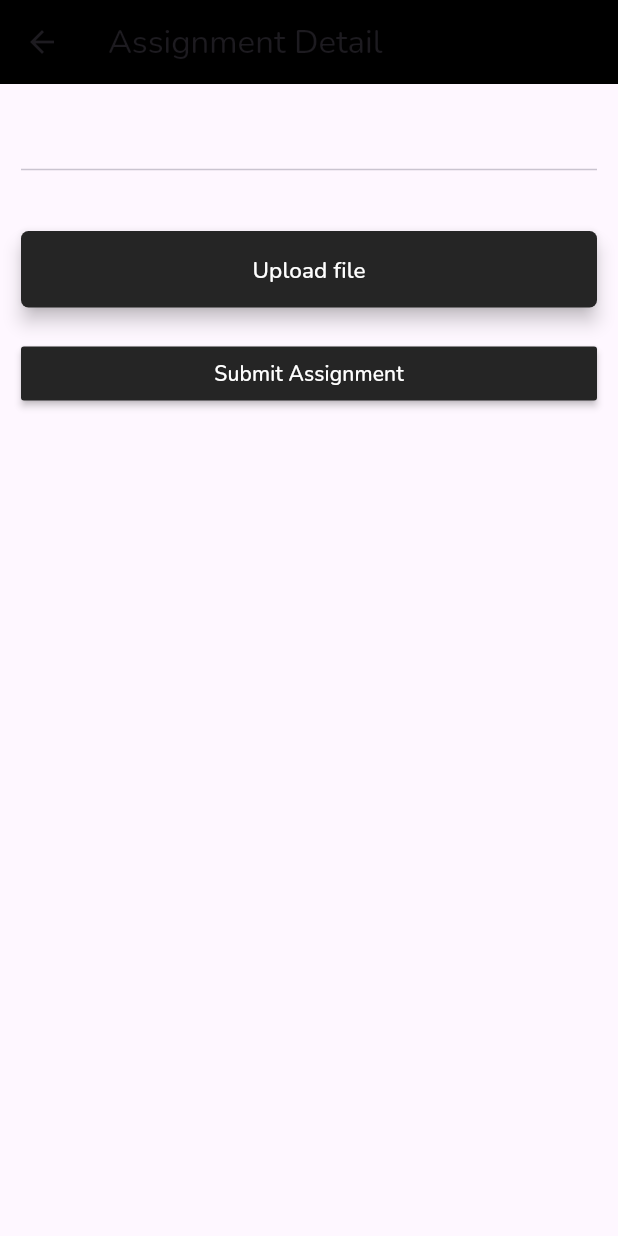
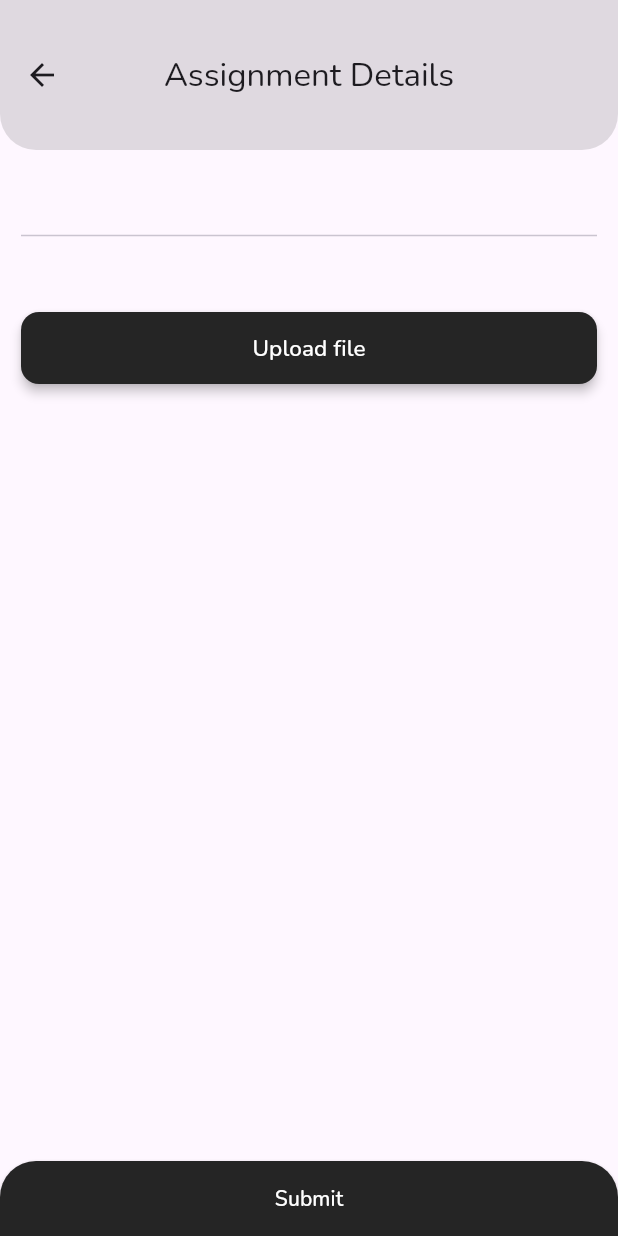
Before and after one commit to MogaPreet/CollegeManagement, a Flutter app: the ShowAssignments screen opened directly with empty values, on a phone screen of 412 x 824 dp. Run offline on Flutter 3.47's test engine with Material 3 defaults, Android fonts, the phone set to English and light mode, and no system bars; our stand-ins replace bottom_navy_bar, cloud_firestore, file_picker, firebase_auth, firebase_core, firebase_messaging and 9 more; missing offline and left inert: excel, flutter_file_view, pdf_viewer_plugin; accounts and stored records are empty; project files that could hold a hidden picture were left out.

Commit message:
UI changes

```diff
--- a/lib/screens/Student/studentAssignment.dart
+++ b/lib/screens/Student/studentAssignment.dart
@@ -137,11 +137,10 @@ class _ShowAssignmentsState extends State<ShowAssignments> {
   @override
   Widget build(BuildContext context) {
     final selectFileButton = Material(
-      elevation: 5,
-      borderRadius: BorderRadius.circular(5),
+      elevation: 3,
+      borderRadius: BorderRadius.circular(12),
       color: const Color.fromARGB(255, 37, 37, 37),
       child: MaterialButton(
-        padding: const EdgeInsets.fromLTRB(20, 15, 20, 15),
         minWidth: MediaQuery.of(context).size.width,
         onPressed: () {
           selectFile();
@@ -211,9 +210,53 @@ class _ShowAssignmentsState extends State<ShowAssignments> {
     }
 
     return Scaffold(
+      bottomSheet: MaterialButton(
+        minWidth: MediaQuery.of(context).size.width,
+        height: 50,
+        shape: RoundedRectangleBorder(
+          borderRadius: BorderRadius.only(
+            topLeft: Radius.circular(24),
+            topRight: Radius.circular(24),
+          ),
+        ),
+        color: const Color.fromARGB(255, 37, 37, 37),
+        textColor: Colors.white,
+        onPressed: () async {
+          addAssignment();
+        },
+        child: isLoading
+            ? const Row(
+                crossAxisAlignment: CrossAxisAlignment.center,
+                children: <Widget>[
+                  SizedBox(
+                    height: 10,
+                    width: 10,
+                    child: CircularProgressIndicator(
+                      color: Colors.white,
+                    ),
+                  ),
+                  SizedBox(
+                    width: 10,
+                  ),
+                  Text("Please Wait..")
+                ],
+              )
+            : const Text(
+                "Submit",
+              ),
+      ),
       appBar: AppBar(
-        backgroundColor: Colors.black,
-        title: const Text("Assignment Detail"),
+        titleSpacing: 0,
+        toolbarHeight: 100,
+        centerTitle: true,
+        backgroundColor: Colors.black12,
+        shape: const RoundedRectangleBorder(
+          borderRadius: BorderRadius.only(
+            bottomLeft: Radius.circular(24),
+            bottomRight: Radius.circular(24),
+          ),
+        ),
+        title: const Text("Assignment Details"),
       ),
       body: Padding(
         padding: const EdgeInsetsDirectional.only(
@@ -251,30 +294,27 @@ class _ShowAssignmentsState extends State<ShowAssignments> {
             ),
             if (widget.assigment.url != null &&
                 widget.assigment.url!.isNotEmpty)
-              Row(
-                mainAxisAlignment: MainAxisAlignment.spaceBetween,
-                crossAxisAlignment: CrossAxisAlignment.center,
-                children: [
-                  const Text(
-                    "Reference Document",
-                    style: TextStyle(
-                      fontSize: 18,
-                      fontWeight: FontWeight.bold,
-                    ),
-                  ),
               ElevatedButton(
                 style: ElevatedButton.styleFrom(
+                  minimumSize: const Size(
+                    double.infinity,
+                    50,
+                  ),
                   foregroundColor: Colors.white,
-                      backgroundColor: Colors.black,
+                  backgroundColor: const Color.fromARGB(255, 37, 37, 37),
+                  shape: RoundedRectangleBorder(
+                    borderRadius: BorderRadius.circular(12.0),
+                  ),
                 ),
                 onPressed: () {
                   print("Your Url -----> $url");
 
                   _launchInBrowser(url);
                 },
-                    child: const Text("Open File"),
+                child: const Text("Reference Document"),
               ),
-                ],
+            SizedBox(
+              height: 10,
             ),
             selectFileButton,
             const SizedBox(
@@ -294,32 +334,6 @@ class _ShowAssignmentsState extends State<ShowAssignments> {
                   assignmentImage(),
                 ],
               ),
-            MaterialButton(
-              minWidth: double.infinity,
-              color: const Color.fromARGB(255, 37, 37, 37),
-              textColor: Colors.white,
-              onPressed: () async {
-                addAssignment();
-              },
-              child: isLoading
-                  ? const Row(
-                      mainAxisAlignment: MainAxisAlignment.spaceAround,
-                      crossAxisAlignment: CrossAxisAlignment.center,
-                      children: <Widget>[
-                        SizedBox(
-                          height: 10,
-                          width: 10,
-                          child: CircularProgressIndicator(
-                            color: Colors.white,
-                          ),
-                        ),
-                        Text("Please Wait..")
-                      ],
-                    )
-                  : const Text(
-                      "Submit Assignment",
-                    ),
-            ),
           ],
         ),
       ),
--- a/pubspec.yaml
+++ b/pubspec.yaml
@@ -38,7 +38,7 @@ dependencies:
   cupertino_icons: ^1.0.2
   firebase_core: ^2.8.0
   cloud_firestore: ^4.4.5
-  firebase_auth: ^4.3.0
+  firebase_auth: ^4.17.9
   fluttertoast: ^8.1.2
   permission_handler: ^11.0.1
   shared_preferences: ^2.0.15
```
Also changed, not shown: lib/screens/Student/widgets/assignemntCard.dart (+49 -15 lines), pubspec.lock, 14 other files. Lines whose indentation alone changed are shown as unchanged.
